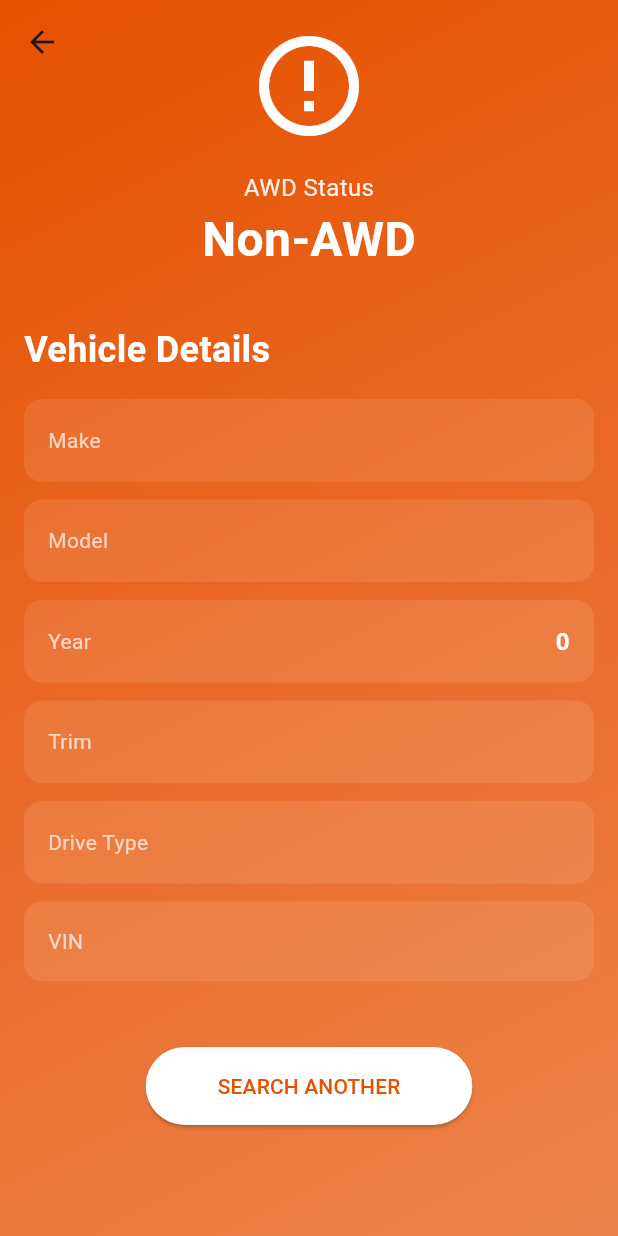
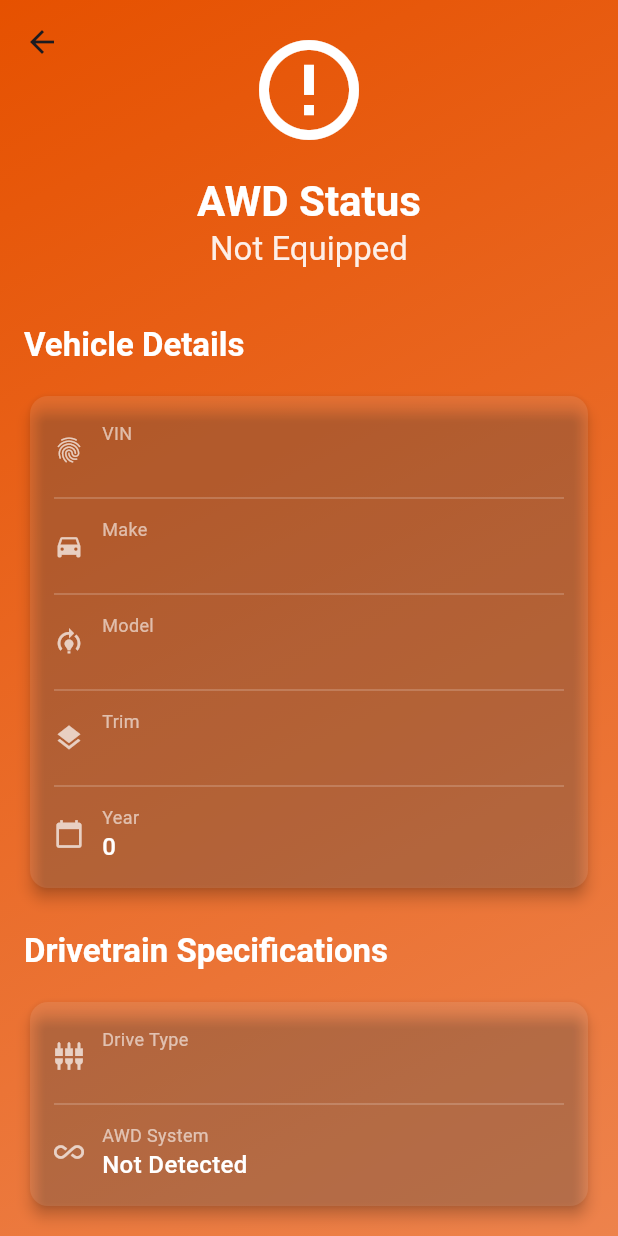
Before and after one commit to dynapetey/AWD_Check, a Flutter app: the VehicleInfoScreen screen opened directly with empty values, on a phone screen of 412 x 824 dp. Run offline on Flutter 3.47's test engine with Material 3 defaults, Android fonts, the phone set to English and light mode, and no system bars; our stand-ins replace camera, image_picker.

Commit message:
Fix linter errors and update model usage in vehicle_info_screen.dart

```diff
--- a/lib/screens/vehicle_info_screen.dart
+++ b/lib/screens/vehicle_info_screen.dart
@@ -1,7 +1,5 @@
 import 'package:flutter/material.dart';
-import 'package:provider/provider.dart';
 import '../models/vehicle_data.dart';
-import '../providers/vehicle_provider.dart';
 
 class VehicleInfoScreen extends StatelessWidget {
   final VehicleData vehicleData;
@@ -46,17 +44,15 @@ class VehicleInfoScreen extends StatelessWidget {
                         const SizedBox(height: 16),
                         Text(
                           'AWD Status',
-                          style: TextStyle(
-                            color: Colors.white.withValues(alpha: 0.9),
-                            fontSize: 16,
+                          style: Theme.of(context).textTheme.headlineMedium?.copyWith(
+                                color: Colors.white,
+                                fontWeight: FontWeight.bold,
                               ),
                         ),
                         Text(
-                          vehicleData.isAwd ? 'AWD' : 'Non-AWD',
-                          style: const TextStyle(
-                            color: Colors.white,
-                            fontSize: 32,
-                            fontWeight: FontWeight.bold,
+                          hasAWD ? 'Equipped' : 'Not Equipped',
+                          style: Theme.of(context).textTheme.titleLarge?.copyWith(
+                                color: Colors.white.withValues(alpha: 0.9),
                               ),
                         ),
                       ],
@@ -70,58 +66,34 @@ class VehicleInfoScreen extends StatelessWidget {
                   child: Column(
                     crossAxisAlignment: CrossAxisAlignment.start,
                     children: [
-                      const Text(
-                        'Vehicle Details',
-                        style: TextStyle(
-                          color: Colors.white,
-                          fontSize: 24,
-                          fontWeight: FontWeight.bold,
+                      _buildSectionTitle(context, 'Vehicle Details'),
+                      const SizedBox(height: 16),
+                      _buildInfoCard([
+                        _buildInfoRow(Icons.fingerprint, 'VIN', vehicleData.vin),
+                        _buildInfoRow(Icons.directions_car, 'Make', vehicleData.make ?? 'N/A'),
+                        _buildInfoRow(Icons.model_training, 'Model', vehicleData.model ?? 'N/A'),
+                        _buildInfoRow(Icons.layers, 'Trim', vehicleData.trimLevel ?? 'N/A'),
+                        _buildInfoRow(Icons.calendar_today, 'Year', vehicleData.year?.toString() ?? 'N/A'),
+                      ]),
+                      const SizedBox(height: 24),
+                      _buildSectionTitle(context, 'Drivetrain Specifications'),
+                      const SizedBox(height: 16),
+                      _buildInfoCard([
+                        _buildInfoRow(Icons.settings_input_component, 'Drive Type', vehicleData.driveType ?? 'N/A'),
+                        _buildInfoRow(Icons.all_inclusive, 'AWD System', vehicleData.isAwd ? 'Detected' : 'Not Detected'),
+                      ]),
+                      const SizedBox(height: 32),
+                      Center(
+                        child: ElevatedButton.icon(
+                          onPressed: () => Navigator.pop(context),
+                          icon: const Icon(Icons.arrow_back),
+                          label: const Text('Back to Scanner'),
+                          style: ElevatedButton.styleFrom(
+                            padding: const EdgeInsets.symmetric(horizontal: 24, vertical: 12),
                           ),
                         ),
-                      const SizedBox(height: 16),
-                      _buildInfoCard(
-                        'Make',
-                        vehicleData.make ?? 'N/A',
                       ),
-                      _buildInfoCard(
-                        'Model',
-                        vehicleData.model ?? 'N/A',
-                      ),
-                      _buildInfoCard(
-                        'Year',
-                        vehicleData.year?.toString() ?? 'N/A',
-                      ),
-                      _buildInfoCard(
-                        'Trim',
-                        vehicleData.trimLevel ?? 'N/A',
-                      ),
-                      _buildInfoCard(
-                        'Drive Type',
-                        vehicleData.driveType ?? 'Unknown',
-                      ),
-                      _buildInfoCard(
-                        'VIN',
-                        vehicleData.vin ?? 'N/A',
-                        isVin: true,
-                      ),
-                      const SizedBox(height: 32),
-                      Center(
-                        child: ElevatedButton(
-                          onPressed: () => Navigator.pop(context),
-                          style: ElevatedButton.styleFrom(
-                            backgroundColor: Colors.white,
-                            foregroundColor: bgColor,
-                            padding: const EdgeInsets.symmetric(
-                              horizontal: 48,
-                              vertical: 16,
-                            ),
-                            shape: RoundedRectangleBorder(
-                              borderRadius: BorderRadius.circular(30),
-                            ),
-                          ),
-                          child: const Text('SEARCH ANOTHER'),
-                        ),
-                      ),
+                      const SizedBox(height: 40),
                     ],
                   ),
                 ),
@@ -133,38 +105,63 @@ class VehicleInfoScreen extends StatelessWidget {
     );
   }
 
-  Widget _buildInfoCard(String label, String value, {bool isVin = false}) {
-    return Container(
-      margin: const EdgeInsets.only(bottom: 12),
-      padding: const EdgeInsets.all(16),
-      decoration: BoxDecoration(
+  Widget _buildSectionTitle(BuildContext context, String title) {
+    return Text(
+      title,
+      style: Theme.of(context).textTheme.titleLarge?.copyWith(
+            fontWeight: FontWeight.bold,
+            color: Colors.white,
+          ),
+    );
+  }
+
+  Widget _buildInfoCard(List<Widget> rows) {
+    return Card(
+      elevation: 4,
+      shape: RoundedRectangleBorder(borderRadius: BorderRadius.circular(12)),
       color: Colors.white.withValues(alpha: 0.1),
-        borderRadius: BorderRadius.circular(12),
+      child: Padding(
+        padding: const EdgeInsets.all(16.0),
+        child: Column(
+          children: rows.asMap().entries.map((entry) {
+            final index = entry.key;
+            final row = entry.value;
+            return Column(
+              children: [
+                row,
+                if (index < rows.length - 1)
+                  const Divider(color: Colors.white24, height: 24),
+              ],
+            );
+          }).toList(),
         ),
-      child: Row(
-        mainAxisAlignment: MainAxisAlignment.spaceBetween,
+      ),
+    );
+  }
+
+  Widget _buildInfoRow(IconData icon, String label, String value) {
+    return Row(
+      children: [
+        Icon(icon, color: Colors.white70, size: 20),
+        const SizedBox(width: 12),
+        Column(
+          crossAxisAlignment: CrossAxisAlignment.start,
           children: [
             Text(
               label,
-            style: TextStyle(
-              color: Colors.white.withValues(alpha: 0.7),
-              fontSize: 14,
+              style: const TextStyle(color: Colors.white60, fontSize: 12),
             ),
-          ),
-          Flexible(
-            child: Text(
+            Text(
               value,
-              textAlign: TextAlign.right,
-              style: TextStyle(
+              style: const TextStyle(
                 color: Colors.white,
-                fontSize: isVin ? 14 : 16,
-                fontWeight: FontWeight.w600,
-                fontFamily: isVin ? 'Monospace' : null,
-              ),
+                fontSize: 16,
+                fontWeight: FontWeight.w500,
               ),
             ),
           ],
         ),
+      ],
     );
   }
 }
```
Lines whose indentation alone changed are shown as unchanged.
